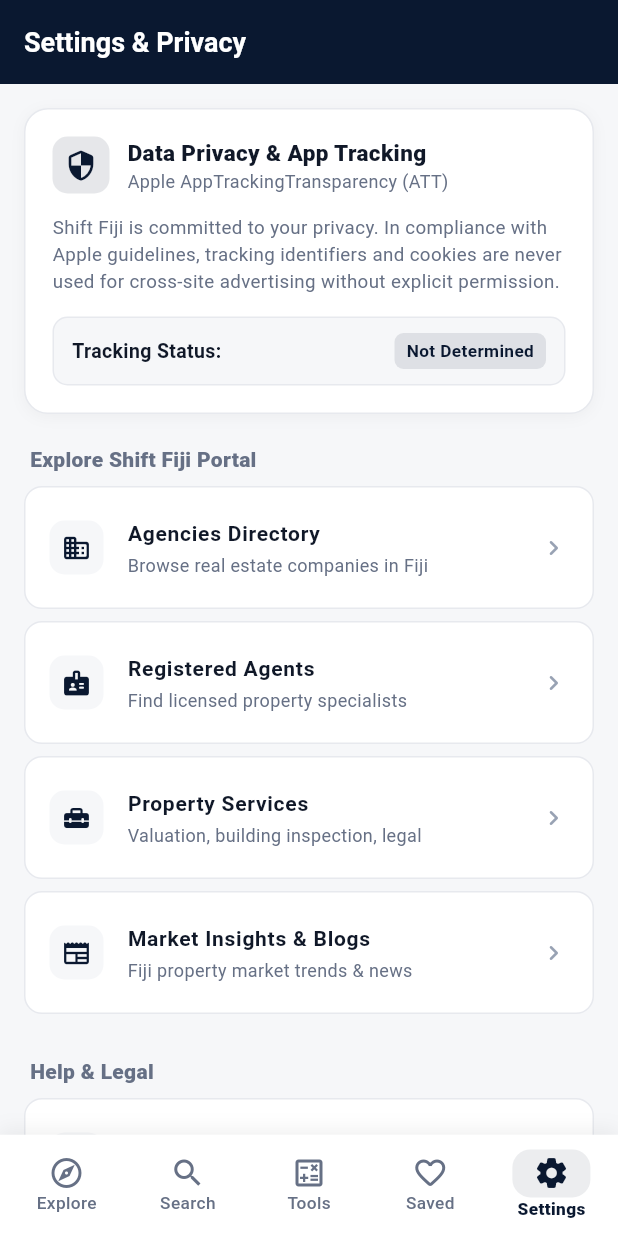
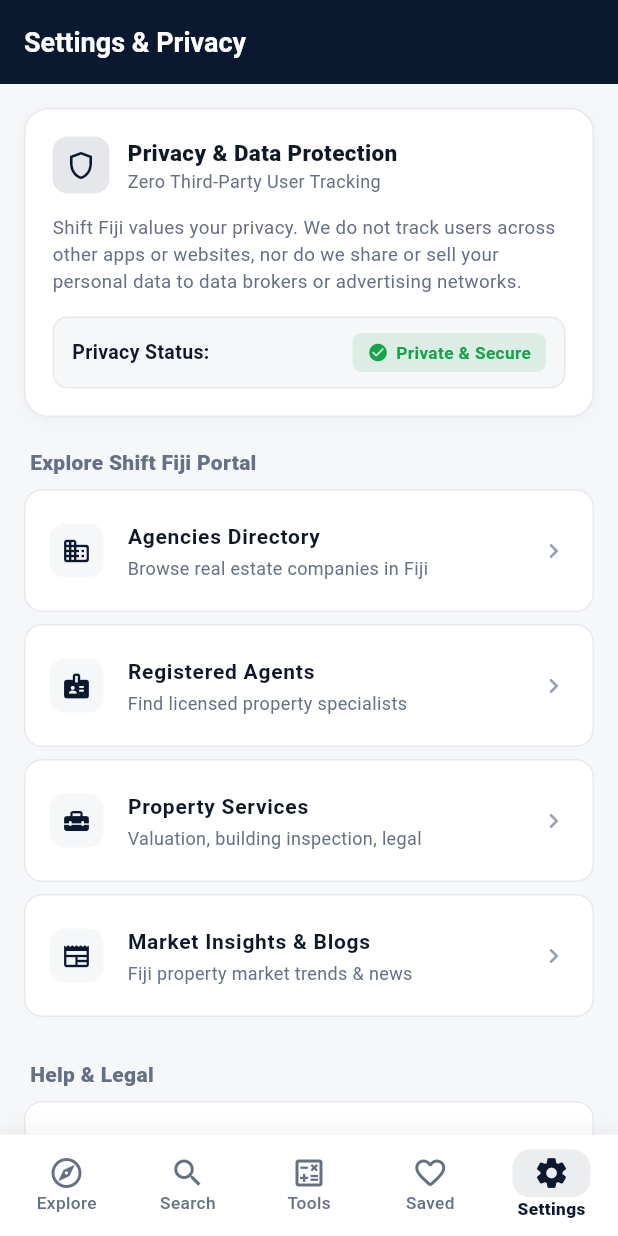
Before and after one commit to vivekbisht-web/shiftfiji, a Flutter app: the screen it shows after launch, item 5 of the bottom bar chosen, on a phone screen of 412 x 824 dp. Run offline on Flutter 3.47's test engine with Material 3 defaults, Android fonts, the phone set to English and light mode, and no system bars; our stand-ins replace share_plus, shared_preferences, webview_flutter; network calls fail.

Commit message:
reomve tracking related in app

```diff
--- a/lib/main.dart
+++ b/lib/main.dart
@@ -3,7 +3,6 @@
 import 'package:shiftfiji/constants/app_colors.dart';
 import 'package:shiftfiji/screens/main_shell_screen.dart';
 import 'package:shiftfiji/services/storage_service.dart';
-import 'package:shiftfiji/services/tracking_service.dart';
 
 void main() async {
   WidgetsFlutterBinding.ensureInitialized();
@@ -21,11 +20,6 @@
   );
 
   runApp(const ShiftFijiApp());
-
-  // Request AppTrackingTransparency on startup (iOS)
-  WidgetsBinding.instance.addPostFrameCallback((_) async {
-    await TrackingService.initTracking();
-  });
 }
 
 class ShiftFijiApp extends StatelessWidget {
--- a/lib/screens/settings_tab.dart
+++ b/lib/screens/settings_tab.dart
@@ -1,7 +1,6 @@
 import 'package:flutter/material.dart';
 import 'package:shiftfiji/constants/app_colors.dart';
 import 'package:shiftfiji/screens/web_view.dart';
-import 'package:shiftfiji/services/tracking_service.dart';
 import 'package:url_launcher/url_launcher.dart';
 
 class SettingsTab extends StatefulWidget {
@@ -12,8 +11,6 @@
 }
 
 class _SettingsTabState extends State<SettingsTab> {
-  String _trackingStatus = TrackingService.getStatusDescription();
-
   void _openUrl(String url, String title) {
     Navigator.push(
       context,
@@ -30,21 +27,6 @@
     final uri = Uri.parse(url);
     if (await canLaunchUrl(uri)) {
       await launchUrl(uri);
-    }
-  }
-
-  Future<void> _refreshATT() async {
-    await TrackingService.initTracking();
-    if (mounted) {
-      setState(() {
-        _trackingStatus = TrackingService.getStatusDescription();
-      });
-      ScaffoldMessenger.of(context).showSnackBar(
-        SnackBar(
-          content: Text('Privacy Status: $_trackingStatus'),
-          duration: const Duration(seconds: 2),
-        ),
-      );
     }
   }
 
@@ -246,7 +228,7 @@
                   borderRadius: BorderRadius.circular(10),
                 ),
                 child: const Icon(
-                  Icons.security_rounded,
+                  Icons.shield_outlined,
                   color: AppColors.primary,
                   size: 22,
                 ),
@@ -257,7 +239,7 @@
                   crossAxisAlignment: CrossAxisAlignment.start,
                   children: [
                     Text(
-                      'Data Privacy & App Tracking',
+                      'Privacy & Data Protection',
                       style: TextStyle(
                         fontSize: 15,
                         fontWeight: FontWeight.w800,
@@ -265,7 +247,7 @@
                       ),
                     ),
                     Text(
-                      'Apple AppTrackingTransparency (ATT)',
+                      'Zero Third-Party User Tracking',
                       style: TextStyle(
                         fontSize: 12,
                         color: AppColors.textSecondary,
@@ -278,7 +260,7 @@
           ),
           const SizedBox(height: 14),
           const Text(
-            'Shift Fiji is committed to your privacy. In compliance with Apple guidelines, tracking identifiers and cookies are never used for cross-site advertising without explicit permission.',
+            'Shift Fiji values your privacy. We do not track users across other apps or websites, nor do we share or sell your personal data to data brokers or advertising networks.',
             style: TextStyle(
               fontSize: 12.5,
               color: AppColors.textSecondary,
@@ -297,33 +279,33 @@
               mainAxisAlignment: MainAxisAlignment.spaceBetween,
               children: [
                 const Text(
-                  'Tracking Status:',
+                  'Privacy Status:',
                   style: TextStyle(
                     fontSize: 13,
                     fontWeight: FontWeight.w600,
                     color: AppColors.textPrimary,
                   ),
                 ),
-                InkWell(
-                  onTap: _refreshATT,
-                  child: Container(
-                    padding: const EdgeInsets.symmetric(horizontal: 8, vertical: 4),
+                Container(
+                  padding: const EdgeInsets.symmetric(horizontal: 10, vertical: 5),
                   decoration: BoxDecoration(
-                      color: TrackingService.isTrackingAuthorized
-                          ? AppColors.success.withOpacity(0.15)
-                          : AppColors.primary.withOpacity(0.1),
+                    color: AppColors.success.withOpacity(0.12),
                     borderRadius: BorderRadius.circular(6),
                   ),
-                    child: Text(
-                      _trackingStatus,
+                  child: const Row(
+                    mainAxisSize: MainAxisSize.min,
+                    children: [
+                      Icon(Icons.check_circle_rounded, size: 14, color: AppColors.success),
+                      SizedBox(width: 5),
+                      Text(
+                        'Private & Secure',
                         style: TextStyle(
                           fontSize: 11.5,
                           fontWeight: FontWeight.w700,
-                        color: TrackingService.isTrackingAuthorized
-                            ? AppColors.success
-                            : AppColors.primary,
+                          color: AppColors.success,
                         ),
                       ),
+                    ],
                   ),
                 ),
               ],
--- a/lib/screens/web_view.dart
+++ b/lib/screens/web_view.dart
@@ -3,7 +3,7 @@
 import 'package:share_plus/share_plus.dart';
 import 'package:url_launcher/url_launcher.dart';
 import 'package:shiftfiji/constants/app_colors.dart';
-import 'package:shiftfiji/services/tracking_service.dart';
+import 'package:shiftfiji/services/privacy_service.dart';
 
 class SmartWebViewScreen extends StatefulWidget {
   final String initialUrl;
@@ -61,9 +61,9 @@
           },
           onPageFinished: (url) async {
             debugPrint('[WebView] Finished: $url');
-            // Inject ATT compliance and cookie banner suppression script
+            // Inject cookie banner suppression and privacy script
             await _controller.runJavaScript(
-              TrackingService.getWebViewOptimizationScript(),
+              PrivacyService.getWebViewOptimizationScript(),
             );
 
             final canBack = await _controller.canGoBack();
--- /dev/null
+++ b/lib/services/privacy_service.dart
@@ -0,0 +1,36 @@
+class PrivacyService {
+  /// JavaScript snippet to inject into the WebView to:
+  /// 1. Suppress redundant web cookie consent banners inside the iOS app
+  /// 2. Ensure no third-party tracking or ad tracking occurs
+  static String getWebViewOptimizationScript() {
+    return '''
+      (function() {
+        try {
+          // 1. Suppress cookie consent banners / redundant popups inside the native app
+          const style = document.createElement('style');
+          style.innerHTML = `
+            .cookie-banner, #cookie-consent, .cookie-notice, .cc-banner,
+            .iziToast-wrapper, .cookie-alert, .cookie-popup,
+            #gdpr-cookie-message, .alert-cookie {
+              display: none !important;
+              visibility: hidden !important;
+              opacity: 0 !important;
+              pointer-events: none !important;
+            }
+          `;
+          document.head.appendChild(style);
+
+          // 2. Ensure opt-out from advertising/tracking analytics
+          window['ga-disable-G-7LKC3P7TXR'] = true;
+          if (window.dataLayer) {
+            window.dataLayer.push({'event': 'opt_out_tracking'});
+          }
+
+          console.log('[ShiftFiji Native] Privacy optimization applied. Zero tracking enforced.');
+        } catch (e) {
+          console.error('[ShiftFiji Native] Script injection error:', e);
+        }
+      })();
+    ''';
+  }
+}
--- a/lib/services/tracking_service.dart
+++ /dev/null
@@ -1,108 +0,0 @@
-import 'dart:io';
-import 'package:flutter/foundation.dart';
-import 'package:app_tracking_transparency/app_tracking_transparency.dart';
-import 'package:shared_preferences/shared_preferences.dart';
-
-class TrackingService {
-  static const String _prefTrackingRequestedKey = 'att_requested_v1';
-  static const String _prefTrackingAllowedKey = 'att_allowed_v1';
-
-  static TrackingStatus _currentStatus = TrackingStatus.notDetermined;
-
-  static TrackingStatus get currentStatus => _currentStatus;
-  static bool get isTrackingAuthorized =>
-      _currentStatus == TrackingStatus.authorized;
-
-  /// Request ATT authorization if on iOS and not yet determined
-  static Future<void> initTracking() async {
-    try {
-      final prefs = await SharedPreferences.getInstance();
-
-      if (!kIsWeb && Platform.isIOS) {
-        final status =
-            await AppTrackingTransparency.trackingAuthorizationStatus;
-        _currentStatus = status;
-
-        if (status == TrackingStatus.notDetermined) {
-          // Wait a slight delay for the UI to be presented
-          await Future.delayed(const Duration(milliseconds: 600));
-          final requestedStatus =
-              await AppTrackingTransparency.requestTrackingAuthorization();
-          _currentStatus = requestedStatus;
-          await prefs.setBool(_prefTrackingRequestedKey, true);
-          await prefs.setBool(
-            _prefTrackingAllowedKey,
-            requestedStatus == TrackingStatus.authorized,
-          );
-        } else {
-          await prefs.setBool(
-            _prefTrackingAllowedKey,
-            status == TrackingStatus.authorized,
-          );
-        }
-      } else {
-        // Non-iOS platforms
-        _currentStatus = TrackingStatus.notSupported;
-      }
-    } catch (e) {
-      debugPrint('Error initializing ATT: $e');
-      _currentStatus = TrackingStatus.notSupported;
-    }
-  }
-
-  /// Get human-readable description of current tracking authorization status
-  static String getStatusDescription() {
-    switch (_currentStatus) {
-      case TrackingStatus.authorized:
-        return 'Allowed (Personalized Experience)';
-      case TrackingStatus.denied:
-        return 'Declined (Standard Experience)';
-      case TrackingStatus.restricted:
-        return 'Restricted by Device Settings';
-      case TrackingStatus.notDetermined:
-        return 'Not Determined';
-      case TrackingStatus.notSupported:
-        return 'Standard Protection';
-    }
-  }
-
-  /// JavaScript snippet to inject into the WebView to:
-  /// 1. Suppress redundant web cookie consent banners inside the iOS app
-  /// 2. If user denied ATT tracking, disable web analytics / tracking cookies
-  static String getWebViewOptimizationScript() {
-    final allowTracking = isTrackingAuthorized;
-
-    return '''
-      (function() {
-        try {
-          // 1. Suppress cookie consent banners / redundant popups inside the native app
-          const style = document.createElement('style');
-          style.innerHTML = `
-            .cookie-banner, #cookie-consent, .cookie-notice, .cc-banner,
-            .iziToast-wrapper, .cookie-alert, .cookie-popup,
-            #gdpr-cookie-message, .alert-cookie {
-              display: none !important;
-              visibility: hidden !important;
-              opacity: 0 !important;
-              pointer-events: none !important;
-            }
-          `;
-          document.head.appendChild(style);
-
-          // 2. Comply with ATT user tracking preference for analytics
-          ${!allowTracking ? '''
-            // Disable Google Analytics & Tag Manager tracking when user declined ATT
-            window['ga-disable-G-7LKC3P7TXR'] = true;
-            if (window.dataLayer) {
-              window.dataLayer.push({'event': 'opt_out_tracking'});
-            }
-          ''' : ''}
-
-          console.log('[ShiftFiji Native] ATT compliance script applied. Tracking allowed: $allowTracking');
-        } catch (e) {
-          console.error('[ShiftFiji Native] Script injection error:', e);
-        }
-      })();
-    ''';
-  }
-}
--- a/pubspec.yaml
+++ b/pubspec.yaml
@@ -3,7 +3,7 @@
 
 publish_to: 'none' # Remove this line if you wish to publish to pub.dev
 
-version: 1.0.0+2
+version: 1.0.0+3
 
 environment:
   sdk: ^3.11.5
@@ -14,7 +14,6 @@
 
   cupertino_icons: ^1.0.8
   webview_flutter: ^4.14.1
-  app_tracking_transparency: ^2.0.6
   shared_preferences: ^2.3.2
   url_launcher: ^6.3.0
   share_plus: ^10.0.0
```
Also changed, not shown: pubspec.lock, 2 other files. Lines whose indentation alone changed are shown as unchanged.
